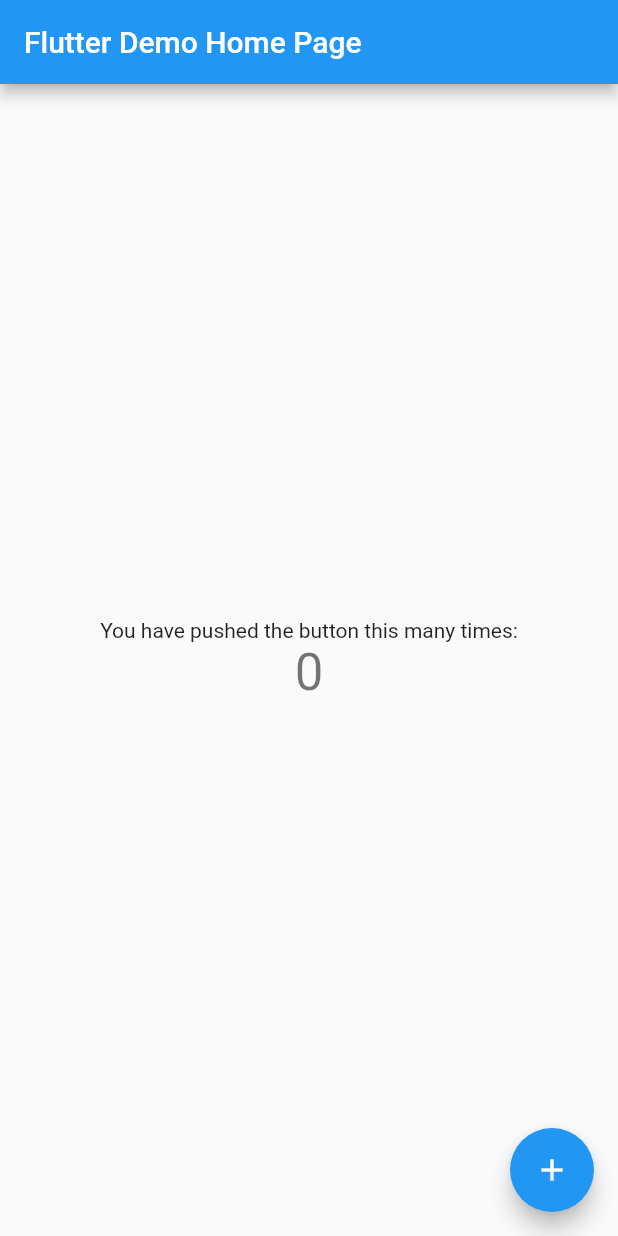
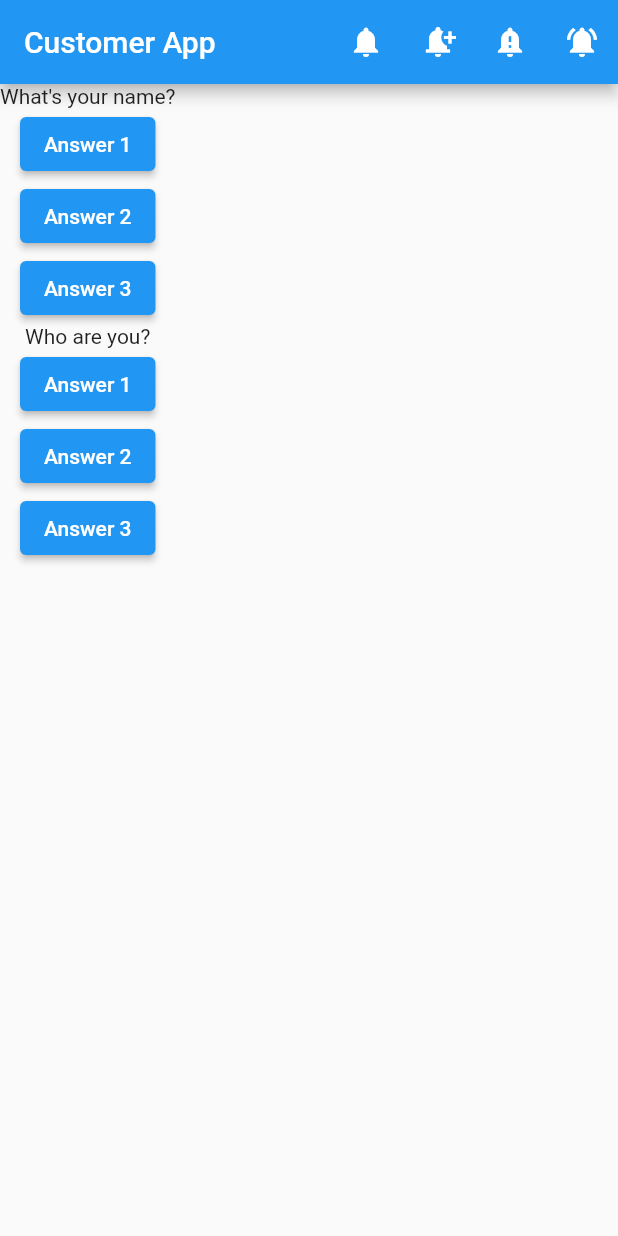
Before and after one commit to jaynit1106/chinchilla, a Flutter app: the screen it shows after launch, on a phone screen of 412 x 824 dp. Run offline on Flutter 3.47's test engine with Material 2 defaults, Android fonts, the phone set to English and light mode, and no system bars.

Commit message:
feat: adds app icon and removes demo data

```diff
--- /dev/null
+++ b/customer_app/lib/app/customer_app.dart
@@ -0,0 +1,51 @@
+import 'package:flutter/material.dart';
+
+class CustomerApp extends StatelessWidget {
+  void answerQuestion() {
+    print('Answer chosen');
+  }
+
+  @override
+  Widget build(BuildContext context) {
+    List<String> questions = ["What's your name?", "Who are you?"];
+    return Scaffold(
+      appBar: AppBar(
+        title: Text('Customer App'),
+        primary: true,
+        actions: [
+          IconButton(
+            icon: Icon(Icons.notifications),
+            onPressed: answerQuestion,
+          ),
+          IconButton(
+            icon: Icon(Icons.notification_add),
+            onPressed: answerQuestion,
+          ),
+          IconButton(
+            icon: Icon(Icons.notification_important),
+            onPressed: answerQuestion,
+          ),
+          IconButton(
+            icon: Icon(Icons.notifications_active),
+            onPressed: answerQuestion,
+          ),
+        ],
+      ),
+      body: Column(
+        children: questions
+            .map((question) => Column(
+                  children: [
+                    Text(question),
+                    ElevatedButton(
+                        onPressed: answerQuestion, child: Text('Answer 1')),
+                    ElevatedButton(
+                        onPressed: answerQuestion, child: Text('Answer 2')),
+                    ElevatedButton(
+                        onPressed: answerQuestion, child: Text('Answer 3')),
+                  ],
+                ))
+            .toList(),
+      ),
+    );
+  }
+}
--- a/customer_app/lib/main.dart
+++ b/customer_app/lib/main.dart
@@ -1,114 +1,15 @@
+import 'package:customer_app/app/customer_app.dart';
 import 'package:flutter/material.dart';
 
-void main() {
-  runApp(MyApp());
-}
+void main() => runApp(MyApp());
 
 class MyApp extends StatelessWidget {
-  // This widget is the root of your application.
   @override
   Widget build(BuildContext context) {
     return MaterialApp(
       debugShowCheckedModeBanner: false,
-      title: 'Flutter Demo',
-      theme: ThemeData(
-        // This is the theme of your application.
-        //
-        // Try running your application with "flutter run". You'll see the
-        // application has a blue toolbar. Then, without quitting the app, try
-        // changing the primarySwatch below to Colors.green and then invoke
-        // "hot reload" (press "r" in the console where you ran "flutter run",
-        // or simply save your changes to "hot reload" in a Flutter IDE).
-        // Notice that the counter didn't reset back to zero; the application
-        // is not restarted.
-        primarySwatch: Colors.blue,
-      ),
-      home: MyHomePage(title: 'Flutter Demo Home Page'),
+      title: 'Customer App',
+      home: CustomerApp(),
     );
   }
 }
-
-class MyHomePage extends StatefulWidget {
-  MyHomePage({Key? key, required this.title}) : super(key: key);
-
-  // This widget is the home page of your application. It is stateful, meaning
-  // that it has a State object (defined below) that contains fields that affect
-  // how it looks.
-
-  // This class is the configuration for the state. It holds the values (in this
-  // case the title) provided by the parent (in this case the App widget) and
-  // used by the build method of the State. Fields in a Widget subclass are
-  // always marked "final".
-
-  final String title;
-
-  @override
-  _MyHomePageState createState() => _MyHomePageState();
-}
-
-class _MyHomePageState extends State<MyHomePage> {
-  int _counter = 0;
-
-  void _incrementCounter() {
-    setState(() {
-      // This call to setState tells the Flutter framework that something has
-      // changed in this State, which causes it to rerun the build method below
-      // so that the display can reflect the updated values. If we changed
-      // _counter without calling setState(), then the build method would not be
-      // called again, and so nothing would appear to happen.
-      _counter++;
-    });
-  }
-
-  @override
-  Widget build(BuildContext context) {
-    // This method is rerun every time setState is called, for instance as done
-    // by the _incrementCounter method above.
-    //
-    // The Flutter framework has been optimized to make rerunning build methods
-    // fast, so that you can just rebuild anything that needs updating rather
-    // than having to individually change instances of widgets.
-    return Scaffold(
-      appBar: AppBar(
-        // Here we take the value from the MyHomePage object that was created by
-        // the App.build method, and use it to set our appbar title.
-        title: Text(widget.title),
-      ),
-      body: Center(
-        // Center is a layout widget. It takes a single child and positions it
-        // in the middle of the parent.
-        child: Column(
-          // Column is also a layout widget. It takes a list of children and
-          // arranges them vertically. By default, it sizes itself to fit its
-          // children horizontally, and tries to be as tall as its parent.
-          //
-          // Invoke "debug painting" (press "p" in the console, choose the
-          // "Toggle Debug Paint" action from the Flutter Inspector in Android
-          // Studio, or the "Toggle Debug Paint" command in Visual Studio Code)
-          // to see the wireframe for each widget.
-          //
-          // Column has various properties to control how it sizes itself and
-          // how it positions its children. Here we use mainAxisAlignment to
-          // center the children vertically; the main axis here is the vertical
-          // axis because Columns are vertical (the cross axis would be
-          // horizontal).
-          mainAxisAlignment: MainAxisAlignment.center,
-          children: <Widget>[
-            Text(
-              'You have pushed the button this many times:',
-            ),
-            Text(
-              '$_counter',
-              style: Theme.of(context).textTheme.headline4,
-            ),
-          ],
-        ),
-      ),
-      floatingActionButton: FloatingActionButton(
-        onPressed: _incrementCounter,
-        tooltip: 'Increment',
-        child: Icon(Icons.add),
-      ), // This trailing comma makes auto-formatting nicer for build methods.
-    );
-  }
-}
```
Also changed, not shown: 20 other files.
